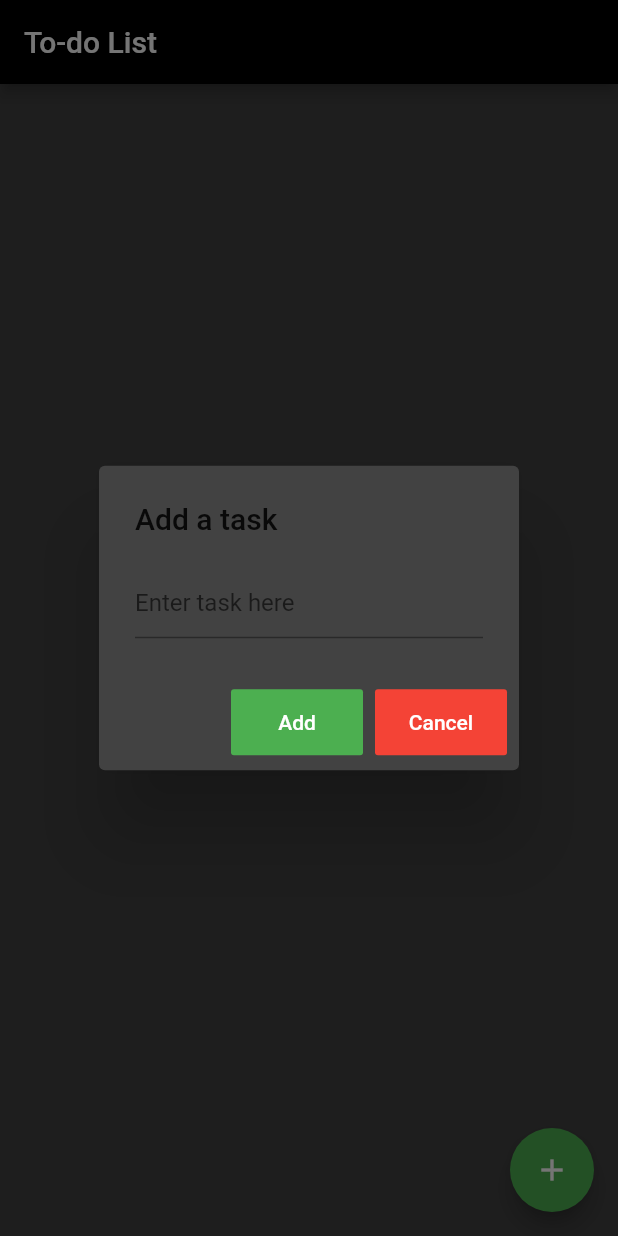
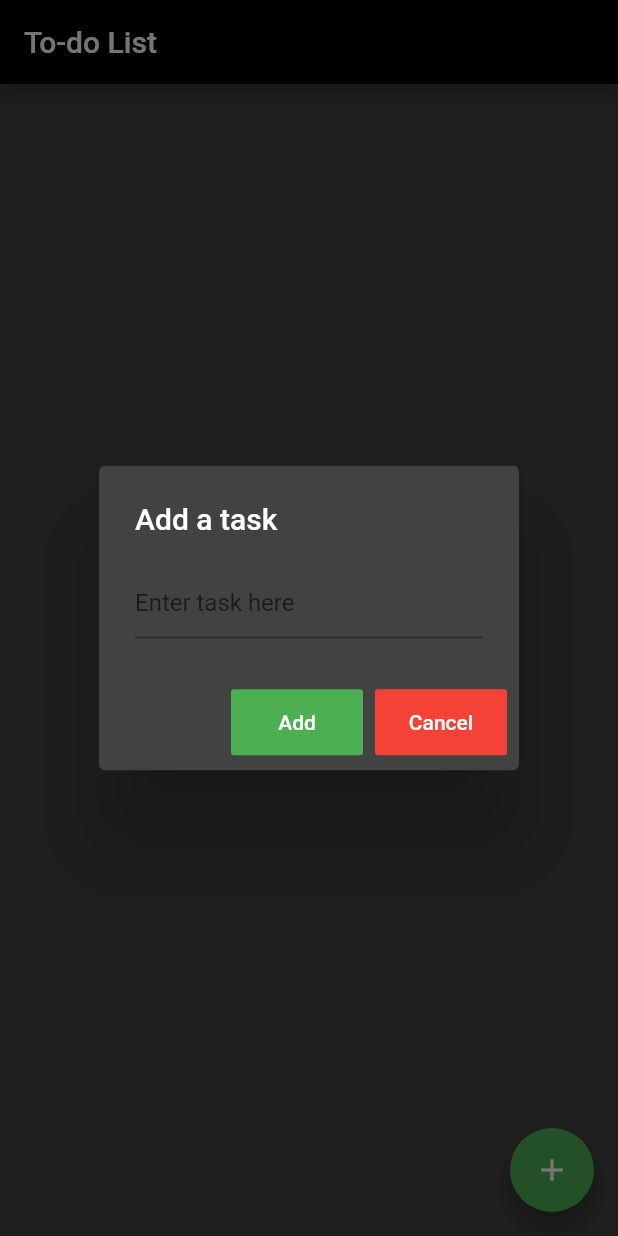
Before and after one commit to alex123a/Mobile-dev-assignment-4, a Flutter app: the screen it shows after launch, after a tap on the "add" icon, on a phone screen of 412 x 824 dp. Run offline on Flutter 3.47's test engine with Material 2 defaults, Android fonts, the phone set to English and light mode, and no system bars.

Commit message:
Dark theme part 2 done

```diff
--- a/alval20_flutter_todo/lib/main.dart
+++ b/alval20_flutter_todo/lib/main.dart
@@ -55,7 +55,7 @@
   }
 
   Widget _buildTodoItem(String title) {
-    return ListTile(title: Text(title));
+    return ListTile(title: Text(title, style: TextStyle(color: Colors.white)));
   }
 
   final ButtonStyle flatButtonStyleGreen = TextButton.styleFrom(
@@ -85,10 +85,13 @@
       builder: (BuildContext context) {
         return AlertDialog(
           backgroundColor: Colors.grey[800],
-          title: const Text('Add a task'),
+          title: const Text('Add a task', style: TextStyle(color: Colors.white)),
           content: TextField(
             controller: textEditer,
-            decoration: const InputDecoration(hintText: 'Enter task here'),
+            decoration: const InputDecoration(
+              hintText: 'Enter task here'
+            ),
+            style: TextStyle(color: Colors.white)
           ),
           actions: <Widget>[
             // add button
```
